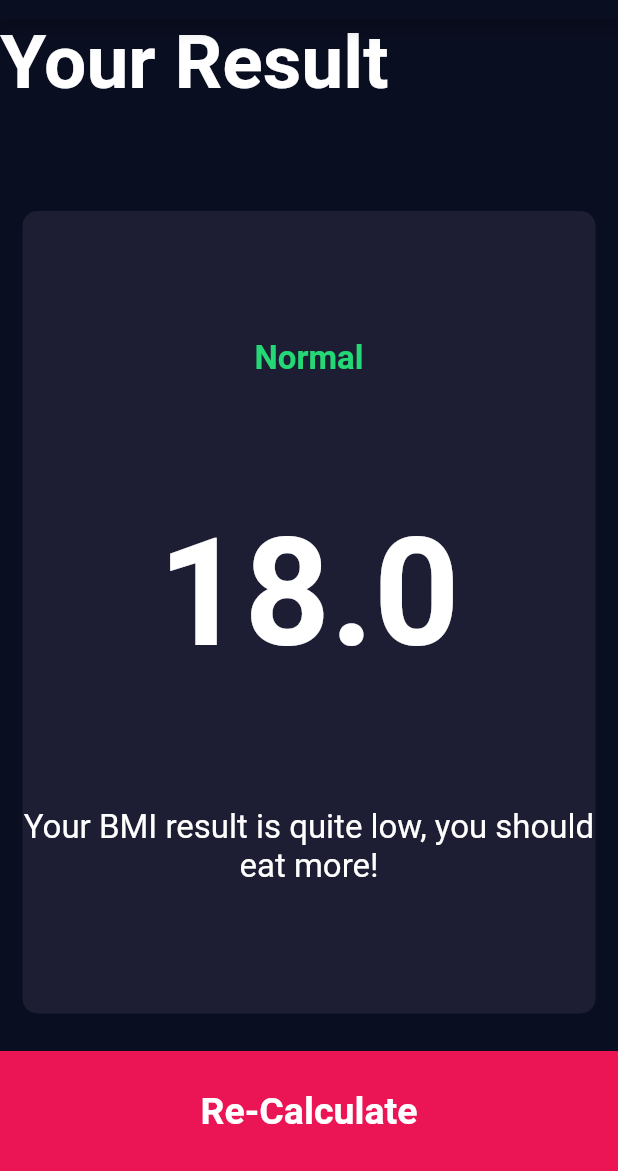
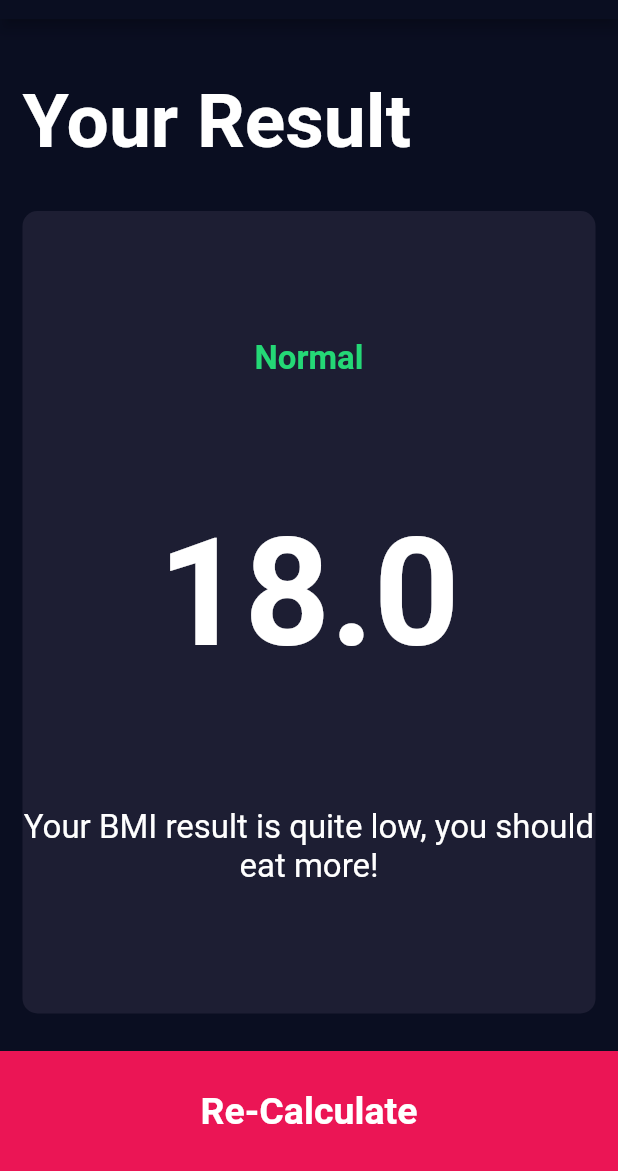
Before and after one commit to patilvivekw/Flutter-Demo, a Flutter app: the ResultsPage screen opened directly, on a phone screen of 412 x 824 dp, the part 65-1236 px from its top. Run offline on Flutter 3.47's test engine with Material 2 defaults, Android fonts, the phone set to English and light mode, and no system bars; our stand-ins replace font_awesome_flutter.

Commit message:
Refactoring and all UI design complete

```diff
--- a/lib/widgets.dart
+++ b/lib/components/widgets.dart
@@ -1,6 +1,6 @@
 import 'package:flutter/material.dart';
 
-import 'constants.dart';
+import '../constants.dart';
 
 class IconContent extends StatelessWidget {
   const IconContent({super.key, required this.icon, required this.label});
--- a/lib/main.dart
+++ b/lib/main.dart
@@ -1,6 +1,6 @@
 import 'package:flutter/material.dart';
 
-import 'home_page.dart';
+import 'screens/home_page.dart';
 
 void main() {
   runApp(const MyApp());
--- a/lib/home_page.dart
+++ b/lib/screens/home_page.dart
@@ -1,9 +1,9 @@
 import 'package:flutter/material.dart';
 import 'package:flutter_demo/constants.dart';
-import 'package:flutter_demo/results_page.dart';
 import 'package:font_awesome_flutter/font_awesome_flutter.dart';
 
-import 'widgets.dart';
+import '../components/widgets.dart';
+import 'results_page.dart';
 
 enum Gender { male, female }
 
--- a/lib/results_page.dart
+++ b/lib/screens/results_page.dart
@@ -1,6 +1,6 @@
 import 'package:flutter/material.dart';
+import 'package:flutter_demo/components/widgets.dart';
 import 'package:flutter_demo/constants.dart';
-import 'package:flutter_demo/widgets.dart';
 
 class ResultsPage extends StatelessWidget {
   const ResultsPage({super.key});
@@ -17,6 +17,8 @@ class ResultsPage extends StatelessWidget {
         children: [
           Expanded(
               child: Container(
+            padding: const EdgeInsets.all(15.0),
+            alignment: Alignment.bottomLeft,
             child: const Text(
               "Your Result",
               style: kTitleTextStyle,
```
